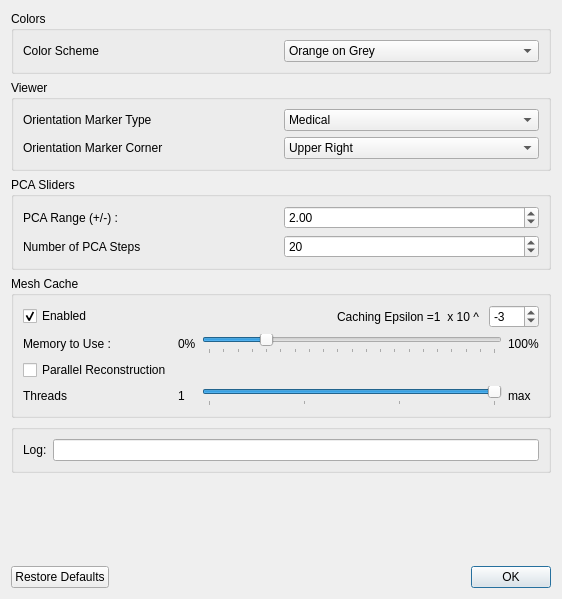
This is Studio/src/Application/Data/PreferencesWindow.ui in SCIInstitute/ShapeWorks as Qt 5 draws it before an edit. The edited form follows.
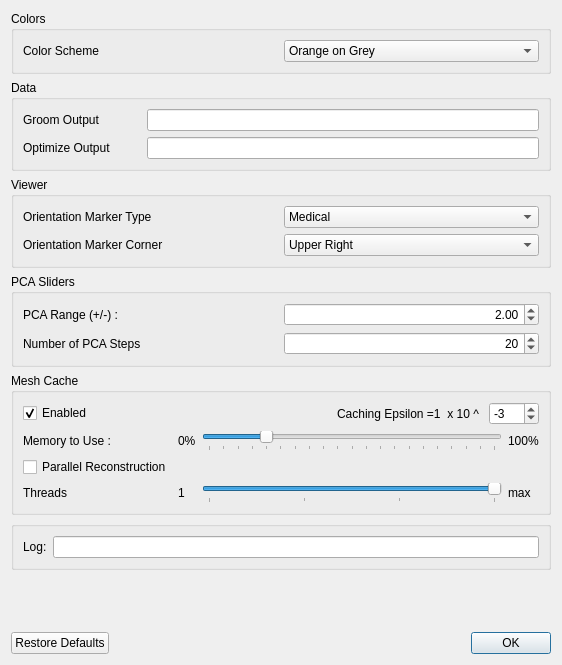
This is the edited form.

Commit message: Use new groom and optimize file output templates.

What changed in the file:
```diff
--- a/Studio/src/Application/Data/PreferencesWindow.ui
+++ b/Studio/src/Application/Data/PreferencesWindow.ui
@@ -7,7 +7,7 @@
     <x>0</x>
     <y>0</y>
     <width>562</width>
-    <height>599</height>
+    <height>665</height>
    </rect>
   </property>
   <property name="windowTitle">
@@ -84,6 +84,46 @@
      </layout>
     </widget>
    </item>
+   <item>
+    <widget class="QGroupBox" name="groupBox_6">
+     <property name="title">
+      <string>Data</string>
+     </property>
+     <layout class="QGridLayout" name="gridLayout_4">
+      <property name="horizontalSpacing">
+       <number>36</number>
+      </property>
+      <item row="0" column="0">
+       <widget class="QLabel" name="label_11">
+        <property name="text">
+         <string>Groom Output</string>
+        </property>
+       </widget>
+      </item>
+      <item row="1" column="0">
+       <widget class="QLabel" name="label_5">
+        <property name="text">
+         <string>Optimize Output</string>
+        </property>
+       </widget>
+      </item>
+      <item row="0" column="1">
+       <widget class="QLineEdit" name="groom_file_template">
+        <property name="alignment">
+         <set>Qt::AlignCenter</set>
+        </property>
+       </widget>
+      </item>
+      <item row="1" column="1">
+       <widget class="QLineEdit" name="optimize_file_template">
+        <property name="alignment">
+         <set>Qt::AlignCenter</set>
+        </property>
+       </widget>
+      </item>
+     </layout>
+    </widget>
+   </item>
    <item>
     <widget class="QGroupBox" name="groupBox_5">
      <property name="title">
@@ -167,6 +207,9 @@
         </item>
         <item row="0" column="1">
          <widget class="QDoubleSpinBox" name="pca_range">
+          <property name="alignment">
+           <set>Qt::AlignRight|Qt::AlignTrailing|Qt::AlignVCenter</set>
+          </property>
           <property name="decimals">
            <number>2</number>
           </property>
@@ -190,6 +233,9 @@
         </item>
         <item row="1" column="1">
          <widget class="QSpinBox" name="pca_steps">
+          <property name="alignment">
+           <set>Qt::AlignRight|Qt::AlignTrailing|Qt::AlignVCenter</set>
+          </property>
           <property name="minimum">
            <number>3</number>
           </property>
```
The commit also changes 2 other files.
